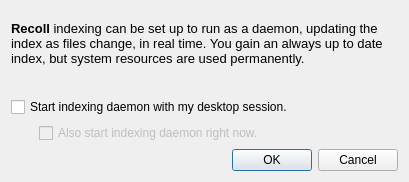
Old version of the form src/qtgui/rtitool.ui in the repository spanner888/recoll.
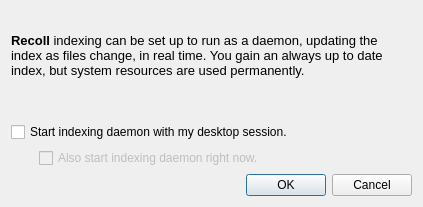
New version of the form.

Commit message: increased some dialog sizes to accomodate larger messages strings

What changed in the file:
```diff
--- a/src/qtgui/rtitool.ui
+++ b/src/qtgui/rtitool.ui
@@ -6,8 +6,8 @@
    <rect>
     <x>0</x>
     <y>0</y>
-    <width>409</width>
-    <height>182</height>
+    <width>423</width>
+    <height>207</height>
    </rect>
   </property>
   <property name="windowTitle">
```
The commit also changes 4 other files.
